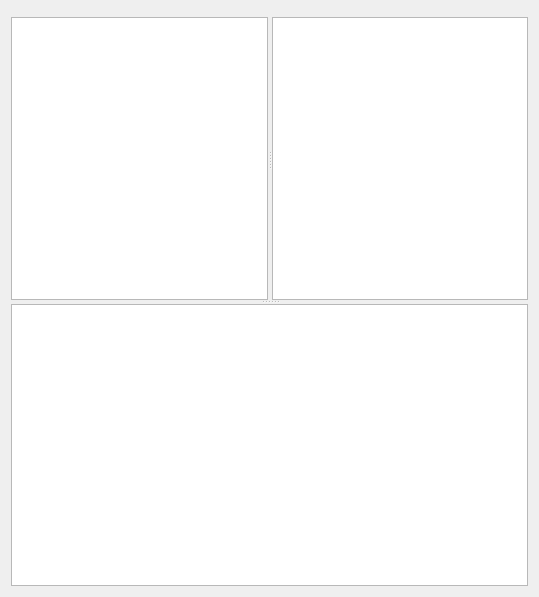
The window that src/remoteview.ui (kitech/nullfxp) describes before a commit, drawn with Qt 5.
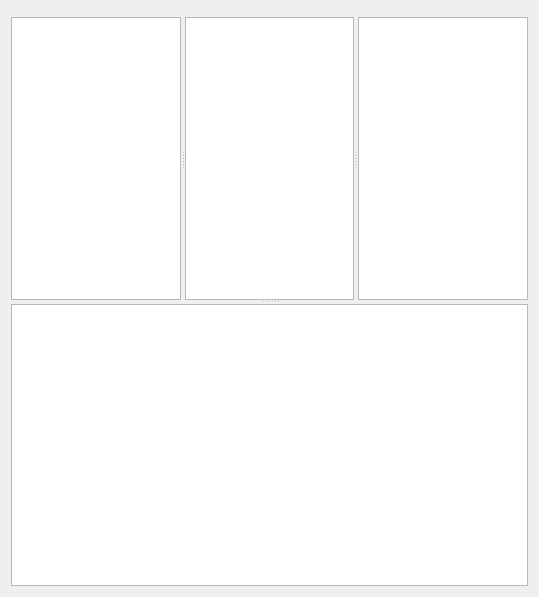
The same window after the commit. Custom widgets are drawn as their Qt base class.

Commit message: add icon view for both local/remote file view.

Diff of the .ui file:
```diff
--- a/src/remoteview.ui
+++ b/src/remoteview.ui
@@ -81,6 +81,7 @@
         <bool>true</bool>
        </property>
       </widget>
+      <widget class="QListView" name="listView_2"/>
      </widget>
      <widget class="QListView" name="listView">
       <property name="sizePolicy">
```
The commit also changes 12 other files.
